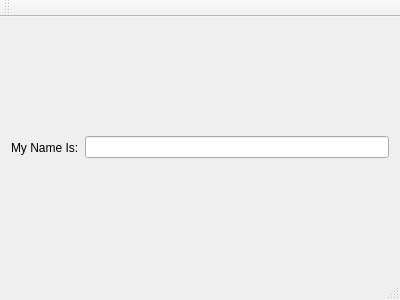
The window that mainwindow.ui (JosephSlone/qt_project1) describes before a commit, drawn with Qt 5.
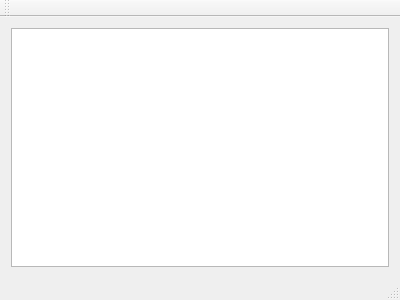
The same window after the commit.

Diff of the .ui file:
```diff
--- a/mainwindow.ui
+++ b/mainwindow.ui
@@ -16,14 +16,7 @@
   <widget class="QWidget" name="centralWidget">
    <layout class="QHBoxLayout" name="horizontalLayout">
     <item>
-     <widget class="QLabel" name="label">
-      <property name="text">
-       <string>My Name Is:</string>
-      </property>
-     </widget>
-    </item>
-    <item>
-     <widget class="QLineEdit" name="lineEdit"/>
+     <widget class="QTableView" name="tableView"/>
     </item>
    </layout>
   </widget>
```
